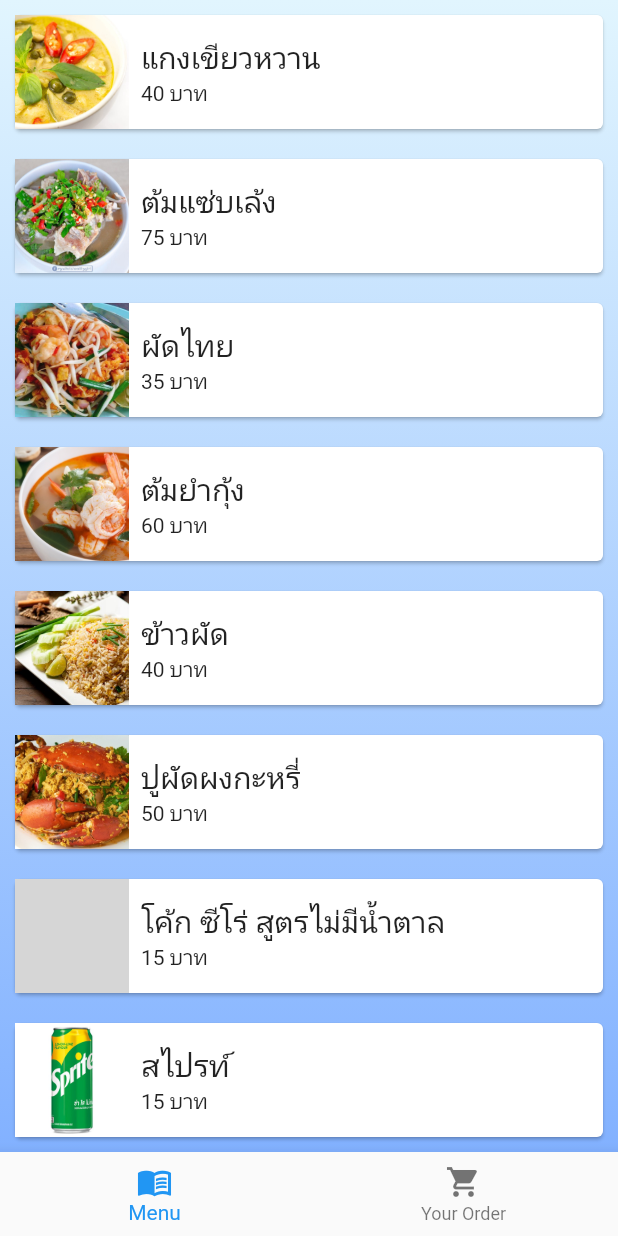
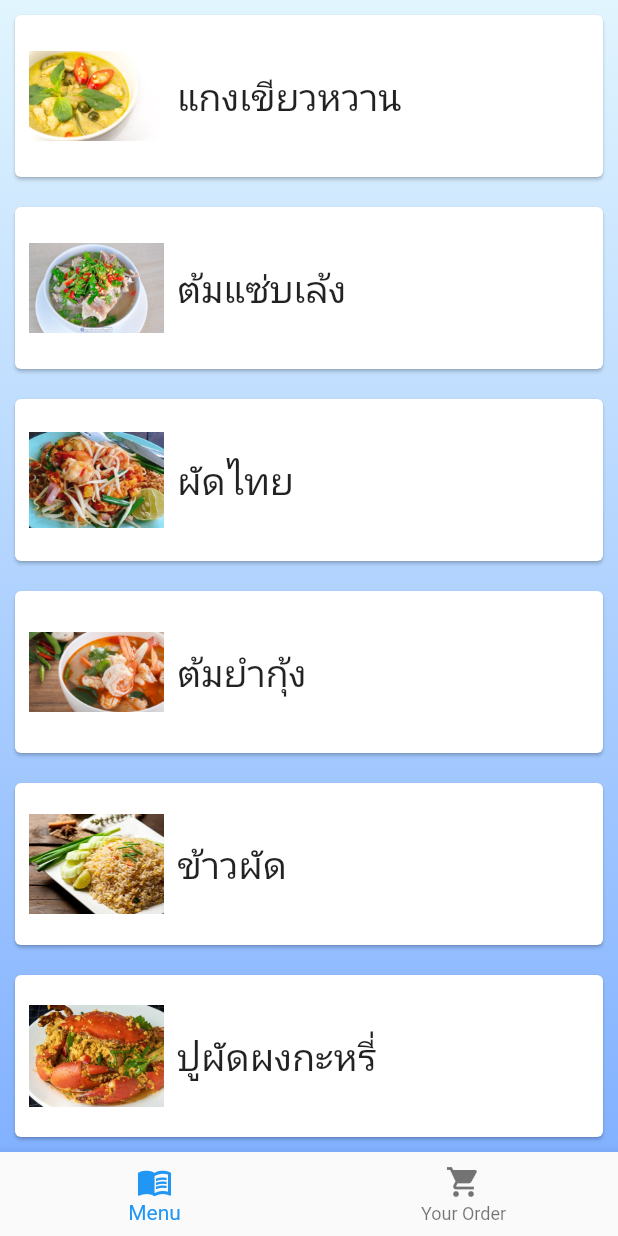
Before and after one commit to Brone7777/Homework13, a Flutter app: the FoodPage screen opened directly, on a phone screen of 412 x 824 dp. Run offline on Flutter 3.47's test engine with Material 2 defaults, Android fonts, the phone set to English and light mode, and no system bars; our stand-ins replace google_fonts; Roboto replaces fonts that are missing (Kanit); grey boxes are pictures that could not be loaded.

Commit message:
update for Homework12!! (9/10/2021)

```diff
--- a/lib/pages/food/food_list_page.dart
+++ b/lib/pages/food/food_list_page.dart
@@ -2,6 +2,7 @@ import 'package:flutter/cupertino.dart';
 import 'package:flutter/material.dart';
 import 'package:foods/pages/food/food_details_page.dart';
 import 'package:foods/pages/food/food_item.dart';
+import 'package:google_fonts/google_fonts.dart';
 
 class FoodListPage extends StatefulWidget {
   static const routeName = '/food_list';
@@ -86,29 +87,23 @@ class _FoodListPageState extends State<FoodListPage> {
                 print(item.toString());
                 Navigator.pushNamed(
                   context,
-                  FoodDetailsPage.routeName, //FoodDetails,
+                  FoodDetailsPage.routeName,
                   arguments: item,
                 );
               },
+              child: Padding(
+                padding: const EdgeInsets.all(9.0),
                 child: Row(
                   children: [
                     Image.asset('assets/images/${item.images}',
-                      width: 76.0, height: 76.0, fit: BoxFit.cover),
-                  SizedBox(width: 8.0),
-                  Column(
-                    crossAxisAlignment: CrossAxisAlignment.start,
-                    children: [
+                        width: 90.0, height: 90.0),
+                    SizedBox(width: 9.0),
                     Text(
-                        item.name,
-                        style: Theme.of(context).textTheme.bodyText1,
-                      ),
-                      Text(
-                        item.price.toString() + " บาท",
-                        style: Theme.of(context).textTheme.bodyText2,
+                      item.name as String,
+                      style: GoogleFonts.kanit(fontSize: 25.0),
                     ),
                   ],
                 ),
-                ],
               ),
             ),
           );
```
Lines whose indentation alone changed are shown as unchanged.
